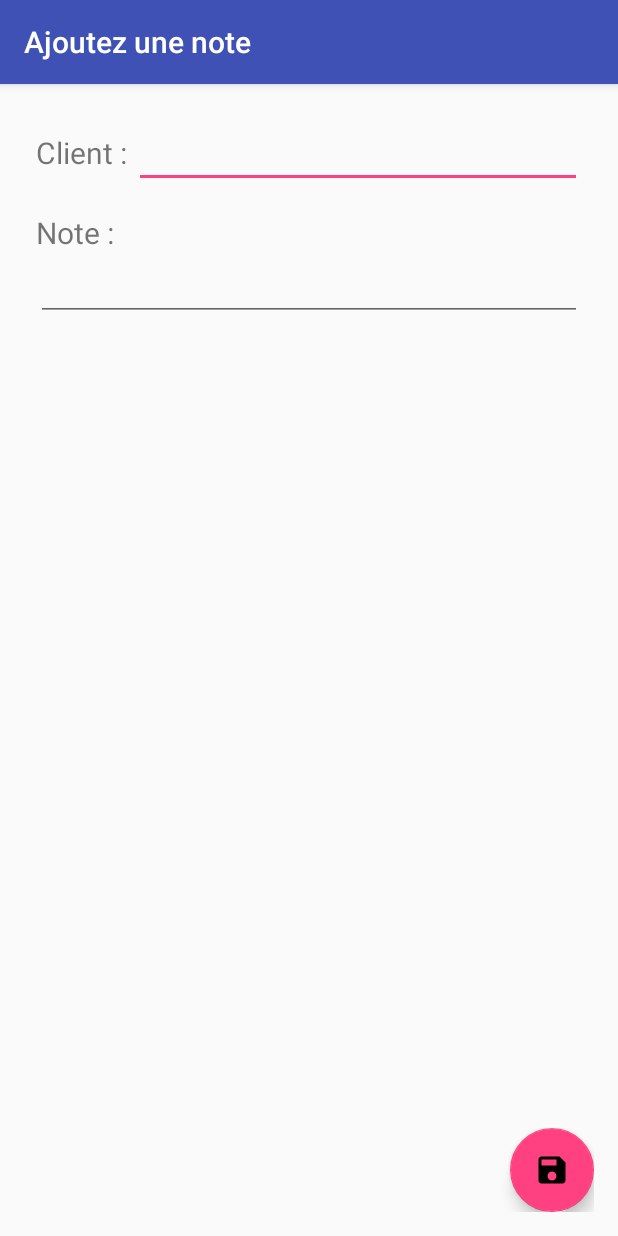
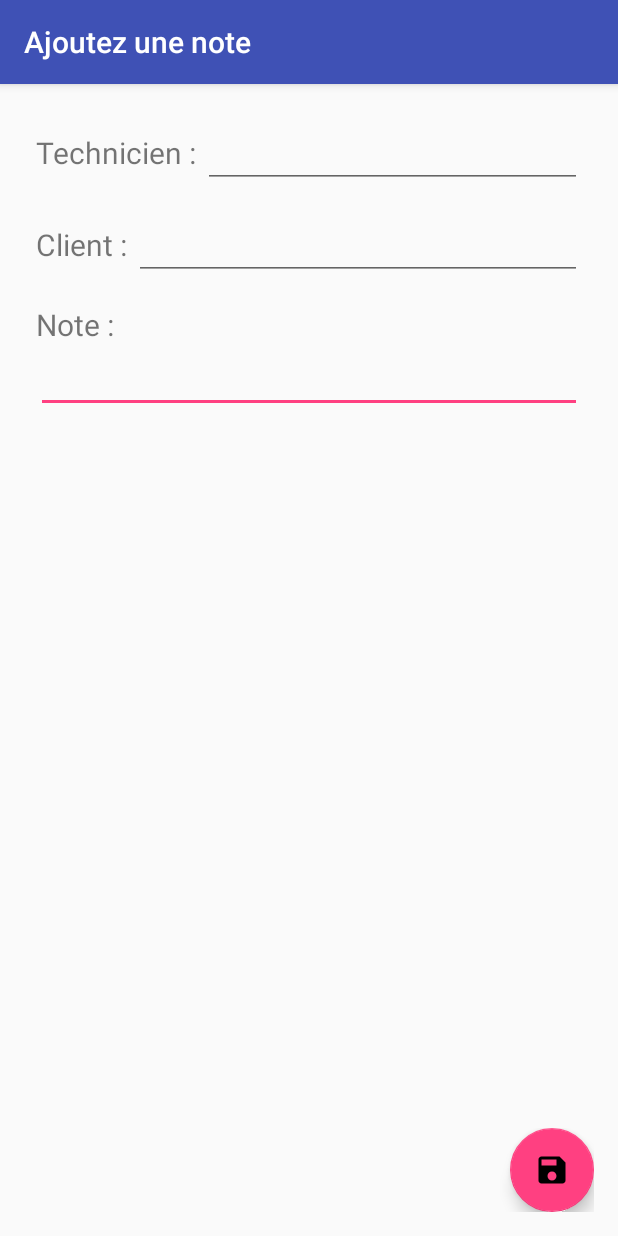
Before and after one commit to rastiben/TechNotes, an Android app: the addNote screen opened directly, with no data from a screen before it, on a phone screen of 412 x 824 dp. Run offline under Robolectric (Android 15) with nearby library versions, the phone set to English and light mode, and no system bars.

Commit message:
Refresh layout, ActionDone to valid EditText

```diff
--- a/app/src/main/java/com/example/benoit_r/technotes/MSSQL.java
+++ b/app/src/main/java/com/example/benoit_r/technotes/MSSQL.java
@@ -46,7 +46,7 @@ public class MSSQL {
 
     }
 
-    public void addNote(String note,String date,int idClient)
+    public void addNote(String note,String date,int idClient,int idTech)
     {
         try {
 
@@ -55,6 +55,7 @@ public class MSSQL {
             request.addProperty("note", note);
             request.addProperty("date", date);
             request.addProperty("idClient", idClient);
+            request.addProperty("idTech", idTech);
 
             SoapSerializationEnvelope envelope = new SoapSerializationEnvelope(SoapEnvelope.VER11);
             envelope.dotNet=true;
@@ -161,6 +162,7 @@ public class MSSQL {
                 temp.setNote(actualNotes[1]);
                 temp.setClient(actualNotes[2]);
                 temp.setNoteDate(actualNotes[3]);
+                temp.setTech(actualNotes[4]);
 
                 notes.add(temp);
             }
--- a/app/src/main/java/com/example/benoit_r/technotes/modifyNote.java
+++ b/app/src/main/java/com/example/benoit_r/technotes/modifyNote.java
@@ -18,6 +18,7 @@ public class modifyNote extends AppCompatActivity {
 
     EditText client;
     EditText note;
+    EditText tech;
     Notes clickedNote;
 
     String originalNote;
@@ -29,6 +30,7 @@ public class modifyNote extends AppCompatActivity {
 
         client = (EditText)findViewById(R.id.clientModifier);
         note = (EditText)findViewById(R.id.noteModifier);
+        tech = (EditText)findViewById(R.id.techModifier);
 
         clickedNote = (Notes)getIntent().getSerializableExtra("note");
 
@@ -36,6 +38,7 @@ public class modifyNote extends AppCompatActivity {
 
         client.setText(clickedNote.getClient());
         note.setText(clickedNote.getNote());
+        tech.setText(clickedNote.getTech());
     }
 
     public void cancelModification(View view){
--- a/app/src/main/res/layout/activity_add_note.xml
+++ b/app/src/main/res/layout/activity_add_note.xml
@@ -14,6 +14,25 @@
         android:layout_width="match_parent"
         android:layout_height="match_parent"
         android:orientation="vertical">
+    <LinearLayout
+        android:layout_width="match_parent"
+        android:layout_height="wrap_content"
+        android:orientation="horizontal"
+        android:layout_margin="8dp">
+        <TextView
+            android:layout_width="wrap_content"
+            android:layout_height="wrap_content"
+            android:text="Technicien : "
+            android:textSize="20dp"
+            />
+        <EditText
+            android:layout_width="match_parent"
+            android:layout_height="wrap_content"
+            android:id="@+id/tech"
+            android:onClick="getTech"
+            android:textIsSelectable="true"
+            android:focusable="false"/>
+        </LinearLayout>
         <LinearLayout
             android:layout_width="match_parent"
             android:layout_height="wrap_content"
@@ -35,9 +54,9 @@
                 android:layout_width="match_parent"
                 android:layout_height="wrap_content"
                 android:id="@+id/client"
-                android:imeOptions="actionDone"
                 android:onClick="getCustomer"
-                android:textIsSelectable="true"/>
+                android:textIsSelectable="true"
+                android:focusable="false"/>
         </LinearLayout>
         <LinearLayout
             android:layout_width="match_parent"
@@ -52,7 +71,9 @@
             <EditText
                 android:layout_width="match_parent"
                 android:layout_height="match_parent"
-                android:id="@+id/note"/>
+                android:id="@+id/note"
+                android:imeOptions="actionDone"
+                android:singleLine="true"/>
         </LinearLayout>
     </LinearLayout>
     <RelativeLayout
```
Also changed, not shown: app/src/main/java/com/example/benoit_r/technotes/Notes.java (+9 -0 lines), app/src/main/java/com/example/benoit_r/technotes/addNote.java (+54 -1 lines), app/src/main/java/com/example/benoit_r/technotes/notesList.java (+15 -1 lines), app/src/main/res/layout/activity_modify_note.xml (+17 -0 lines), app/src/main/res/layout/activity_notes_list.xml (+9 -2 lines).
